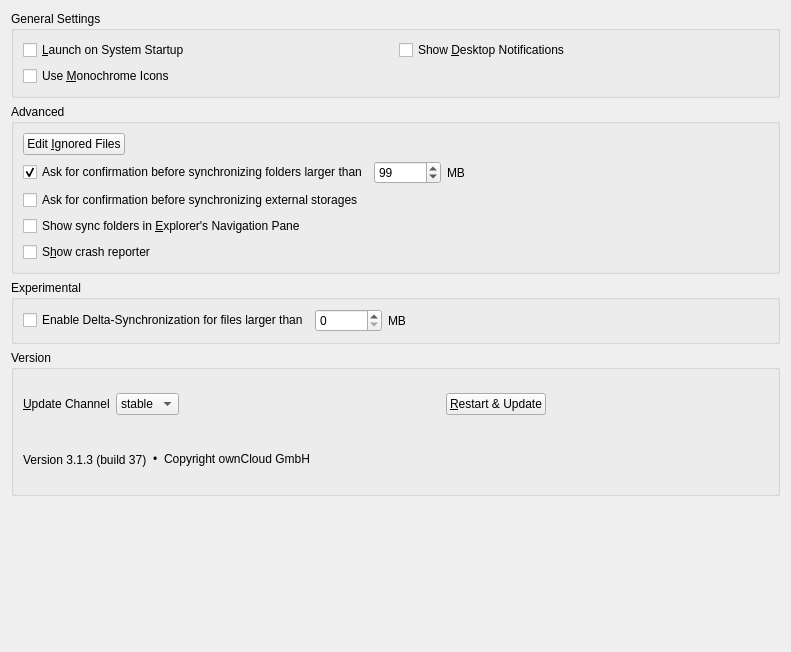
Above: src/gui/generalsettings.ui from nextcloud/desktop before the change. Below: the same form after it.
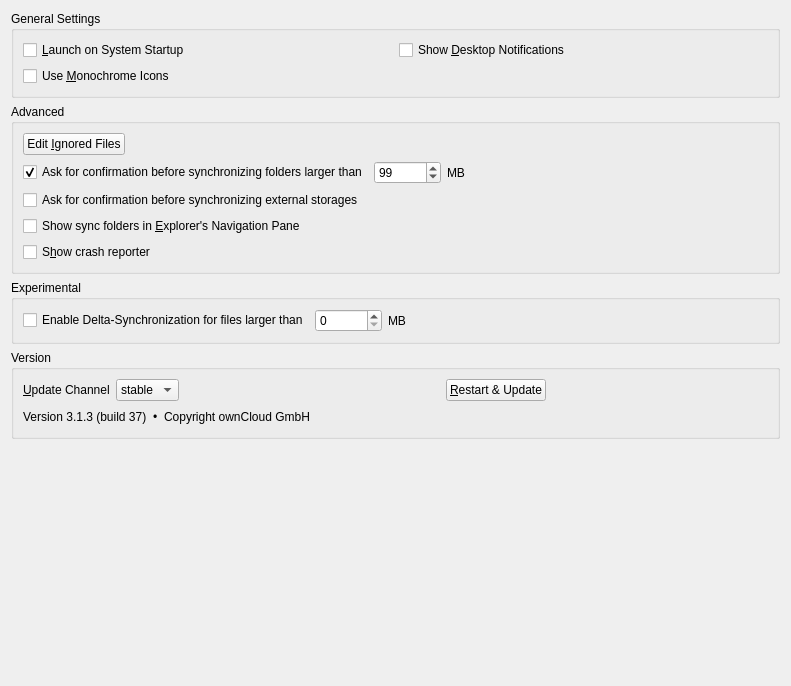
That is the form after the change.

Commit message:
generalsettings.ui: Edit with designer, rename the items
There were duplicated names (of layout and spacers) because of the
merge conflicts

```diff
--- a/src/gui/generalsettings.ui
+++ b/src/gui/generalsettings.ui
@@ -7,249 +7,14 @@
     <x>0</x>
     <y>0</y>
     <width>791</width>
-    <height>652</height>
+    <height>686</height>
    </rect>
   </property>
   <property name="windowTitle">
    <string>Form</string>
   </property>
-  <layout class="QGridLayout" name="gridLayout_3">
-   <item row="4" column="0">
-    <spacer name="verticalSpacer">
-     <property name="orientation">
-      <enum>Qt::Vertical</enum>
-     </property>
-     <property name="sizeHint" stdset="0">
-      <size>
-       <width>20</width>
-       <height>0</height>
-      </size>
-     </property>
-    </spacer>
-   </item>
-   <item row="2" column="0">
-    <widget class="QGroupBox" name="advancedGroupBox">
-     <property name="title">
-      <string>Experimental</string>
-     </property>
-     <layout class="QVBoxLayout" name="verticalLayout_2">
-      <item>
-       <layout class="QHBoxLayout" name="horizontalLayout_2">
-        <item>
-         <widget class="QCheckBox" name="deltaSyncCheckBox">
-          <property name="text">
-           <string>Enable Delta-Synchronization for files larger than</string>
-          </property>
-         </widget>
-        </item>
-        <item>
-         <widget class="QSpinBox" name="deltaSyncSpinBox">
-          <property name="maximum">
-           <number>999999</number>
-          </property>
-         </widget>
-        </item>
-        <item>
-         <widget class="QLabel" name="label_2">
-          <property name="text">
-           <string>MB</string>
-          </property>
-         </widget>
-        </item>
-        <item>
-         <spacer name="horizontalSpacer_2">
-          <property name="orientation">
-           <enum>Qt::Horizontal</enum>
-          </property>
-          <property name="sizeHint" stdset="0">
-           <size>
-            <width>40</width>
-            <height>20</height>
-           </size>
-          </property>
-         </spacer>
-        </item>
-       </layout>
-      </item>
-     </layout>
-    </widget>
-   </item>
-   <item row="4" column="0">
-    <widget class="QGroupBox" name="versionGroupBox">
-     <property name="title">
-      <string>Version</string>
-     </property>
-     <layout class="QVBoxLayout" name="verticalLayout_2">
-      <item>
-       <widget class="QWidget" name="updaterWidget" native="true">
-        <layout class="QHBoxLayout" name="horizontalLayout_5">
-         <property name="leftMargin">
-          <number>0</number>
-         </property>
-         <property name="topMargin">
-          <number>0</number>
-         </property>
-         <property name="rightMargin">
-          <number>0</number>
-         </property>
-         <property name="bottomMargin">
-          <number>0</number>
-         </property>
-         <item>
-          <widget class="QLabel" name="updateChannelLabel">
-           <property name="sizePolicy">
-            <sizepolicy hsizetype="Maximum" vsizetype="Preferred">
-             <horstretch>0</horstretch>
-             <verstretch>0</verstretch>
-            </sizepolicy>
-           </property>
-           <property name="text">
-            <string>&amp;Update Channel</string>
-           </property>
-           <property name="buddy">
-            <cstring>updateChannel</cstring>
-           </property>
-          </widget>
-         </item>
-         <item>
-          <widget class="QComboBox" name="updateChannel">
-           <property name="sizePolicy">
-            <sizepolicy hsizetype="Maximum" vsizetype="Fixed">
-             <horstretch>0</horstretch>
-             <verstretch>0</verstretch>
-            </sizepolicy>
-           </property>
-           <item>
-            <property name="text">
-             <string>stable</string>
-            </property>
-           </item>
-           <item>
-            <property name="text">
-             <string>beta</string>
-            </property>
-           </item>
-          </widget>
-         </item>
-         <item>
-          <widget class="QLabel" name="updateStateLabel">
-           <property name="text">
-            <string/>
-           </property>
-           <property name="wordWrap">
-            <bool>true</bool>
-           </property>
-           <property name="openExternalLinks">
-            <bool>true</bool>
-           </property>
-          </widget>
-         </item>
-         <item>
-          <widget class="QPushButton" name="restartButton">
-           <property name="sizePolicy">
-            <sizepolicy hsizetype="Maximum" vsizetype="Fixed">
-             <horstretch>0</horstretch>
-             <verstretch>0</verstretch>
-            </sizepolicy>
-           </property>
-           <property name="text">
-            <string>&amp;Restart &amp;&amp; Update</string>
-           </property>
-          </widget>
-         </item>
-         <item>
-          <spacer name="horizontalSpacer">
-           <property name="orientation">
-            <enum>Qt::Horizontal</enum>
-           </property>
-           <property name="sizeType">
-            <enum>QSizePolicy::Preferred</enum>
-           </property>
-           <property name="sizeHint" stdset="0">
-            <size>
-             <width>222</width>
-             <height>20</height>
-            </size>
-           </property>
-          </spacer>
-         </item>
-        </layout>
-       </widget>
-      </item>
-      <item>
-       <widget class="QWidget" name="versionInfoWidget" native="true">
-        <layout class="QHBoxLayout" name="horizontalLayout_2">
-         <property name="leftMargin">
-          <number>0</number>
-         </property>
-         <property name="topMargin">
-          <number>0</number>
-         </property>
-         <property name="rightMargin">
-          <number>0</number>
-         </property>
-         <property name="bottomMargin">
-          <number>0</number>
-         </property>
-         <item>
-          <widget class="QLabel" name="versionLabel">
-           <property name="cursor">
-            <cursorShape>PointingHandCursor</cursorShape>
-           </property>
-           <property name="text">
-            <string notr="true">Version 3.1.3 (build 37)</string>
-           </property>
-           <property name="textInteractionFlags">
-            <set>Qt::LinksAccessibleByMouse</set>
-           </property>
-          </widget>
-         </item>
-         <item>
-          <widget class="QLabel" name="copyrightLabelDotBefore">
-           <property name="cursor">
-            <cursorShape>ArrowCursor</cursorShape>
-           </property>
-           <property name="text">
-            <string>•</string>
-           </property>
-           <property name="textInteractionFlags">
-            <set>Qt::LinksAccessibleByMouse|Qt::TextSelectableByMouse</set>
-           </property>
-          </widget>
-         </item>
-         <item>
-          <widget class="QLabel" name="copyrightLabel">
-           <property name="cursor">
-            <cursorShape>ArrowCursor</cursorShape>
-           </property>
-           <property name="text">
-            <string notr="true">Copyright ownCloud GmbH</string>
-           </property>
-           <property name="textInteractionFlags">
-            <set>Qt::LinksAccessibleByMouse|Qt::TextSelectableByMouse</set>
-           </property>
-          </widget>
-         </item>
-         <item>
-          <spacer name="horizontalSpacer_2">
-           <property name="orientation">
-            <enum>Qt::Horizontal</enum>
-           </property>
-           <property name="sizeHint" stdset="0">
-            <size>
-             <width>40</width>
-             <height>20</height>
-            </size>
-           </property>
-          </spacer>
-         </item>
-        </layout>
-       </widget>
-      </item>
-     </layout>
-    </widget>
-   </item>
-   <item row="0" column="0">
+  <layout class="QVBoxLayout" name="verticalLayout_3">
+   <item>
     <widget class="QGroupBox" name="generalGroupBox">
      <property name="title">
       <string>General Settings</string>
@@ -282,8 +47,8 @@
      </layout>
     </widget>
    </item>
-   <item row="1" column="0">
-    <widget class="QGroupBox" name="groupBox">
+   <item>
+    <widget class="QGroupBox" name="advancedGroupBox">
      <property name="title">
       <string>Advanced</string>
      </property>
@@ -398,7 +163,229 @@
      </layout>
     </widget>
    </item>
-   <item row="5" column="0">
+   <item>
+    <widget class="QGroupBox" name="experimentalGroupBox">
+     <property name="title">
+      <string>Experimental</string>
+     </property>
+     <layout class="QVBoxLayout" name="verticalLayout_4">
+      <item>
+       <layout class="QHBoxLayout" name="horizontalLayout">
+        <item>
+         <widget class="QCheckBox" name="deltaSyncCheckBox">
+          <property name="text">
+           <string>Enable Delta-Synchronization for files larger than</string>
+          </property>
+         </widget>
+        </item>
+        <item>
+         <widget class="QSpinBox" name="deltaSyncSpinBox">
+          <property name="maximum">
+           <number>999999</number>
+          </property>
+         </widget>
+        </item>
+        <item>
+         <widget class="QLabel" name="label_2">
+          <property name="text">
+           <string>MB</string>
+          </property>
+         </widget>
+        </item>
+        <item>
+         <spacer name="horizontalSpacer_2">
+          <property name="orientation">
+           <enum>Qt::Horizontal</enum>
+          </property>
+          <property name="sizeHint" stdset="0">
+           <size>
+            <width>40</width>
+            <height>20</height>
+           </size>
+          </property>
+         </spacer>
+        </item>
+       </layout>
+      </item>
+     </layout>
+    </widget>
+   </item>
+   <item>
+    <widget class="QGroupBox" name="versionGroupBox">
+     <property name="title">
+      <string>Version</string>
+     </property>
+     <layout class="QVBoxLayout" name="verticalLayout_2">
+      <item>
+       <widget class="QWidget" name="updaterWidget" native="true">
+        <layout class="QHBoxLayout" name="horizontalLayout_5">
+         <property name="leftMargin">
+          <number>0</number>
+         </property>
+         <property name="topMargin">
+          <number>0</number>
+         </property>
+         <property name="rightMargin">
+          <number>0</number>
+         </property>
+         <property name="bottomMargin">
+          <number>0</number>
+         </property>
+         <item>
+          <widget class="QLabel" name="updateChannelLabel">
+           <property name="sizePolicy">
+            <sizepolicy hsizetype="Maximum" vsizetype="Preferred">
+             <horstretch>0</horstretch>
+             <verstretch>0</verstretch>
+            </sizepolicy>
+           </property>
+           <property name="text">
+            <string>&amp;Update Channel</string>
+           </property>
+           <property name="buddy">
+            <cstring>updateChannel</cstring>
+           </property>
+          </widget>
+         </item>
+         <item>
+          <widget class="QComboBox" name="updateChannel">
+           <property name="sizePolicy">
+            <sizepolicy hsizetype="Maximum" vsizetype="Fixed">
+             <horstretch>0</horstretch>
+             <verstretch>0</verstretch>
+            </sizepolicy>
+           </property>
+           <item>
+            <property name="text">
+             <string>stable</string>
+            </property>
+           </item>
+           <item>
+            <property name="text">
+             <string>beta</string>
+            </property>
+           </item>
+          </widget>
+         </item>
+         <item>
+          <widget class="QLabel" name="updateStateLabel">
+           <property name="text">
+            <string/>
+           </property>
+           <property name="wordWrap">
+            <bool>true</bool>
+           </property>
+           <property name="openExternalLinks">
+            <bool>true</bool>
+           </property>
+          </widget>
+         </item>
+         <item>
+          <widget class="QPushButton" name="restartButton">
+           <property name="sizePolicy">
+            <sizepolicy hsizetype="Maximum" vsizetype="Fixed">
+             <horstretch>0</horstretch>
+             <verstretch>0</verstretch>
+            </sizepolicy>
+           </property>
+           <property name="text">
+            <string>&amp;Restart &amp;&amp; Update</string>
+           </property>
+          </widget>
+         </item>
+         <item>
+          <spacer name="spacer_2">
+           <property name="orientation">
+            <enum>Qt::Horizontal</enum>
+           </property>
+           <property name="sizeType">
+            <enum>QSizePolicy::Preferred</enum>
+           </property>
+           <property name="sizeHint" stdset="0">
+            <size>
+             <width>222</width>
+             <height>20</height>
+            </size>
+           </property>
+          </spacer>
+         </item>
+        </layout>
+       </widget>
+      </item>
+      <item>
+       <widget class="QWidget" name="versionInfoWidget" native="true">
+        <layout class="QHBoxLayout" name="horizontalLayout_2">
+         <property name="leftMargin">
+          <number>0</number>
+         </property>
+         <property name="topMargin">
+          <number>0</number>
+         </property>
+         <property name="rightMargin">
+          <number>0</number>
+         </property>
+         <property name="bottomMargin">
+          <number>0</number>
+         </property>
+         <item>
+          <widget class="QLabel" name="versionLabel">
+           <property name="cursor">
+            <cursorShape>PointingHandCursor</cursorShape>
+           </property>
+           <property name="text">
+            <string notr="true">Version 3.1.3 (build 37)</string>
+           </property>
+           <property name="textInteractionFlags">
+            <set>Qt::LinksAccessibleByMouse</set>
+           </property>
+          </widget>
+         </item>
+         <item>
+          <widget class="QLabel" name="copyrightLabelDotBefore">
+           <property name="cursor">
+            <cursorShape>ArrowCursor</cursorShape>
+           </property>
+           <property name="text">
+            <string>•</string>
+           </property>
+           <property name="textInteractionFlags">
+            <set>Qt::LinksAccessibleByMouse|Qt::TextSelectableByMouse</set>
+           </property>
+          </widget>
+         </item>
+         <item>
+          <widget class="QLabel" name="copyrightLabel">
+           <property name="cursor">
+            <cursorShape>ArrowCursor</cursorShape>
+           </property>
+           <property name="text">
+            <string notr="true">Copyright ownCloud GmbH</string>
+           </property>
+           <property name="textInteractionFlags">
+            <set>Qt::LinksAccessibleByMouse|Qt::TextSelectableByMouse</set>
+           </property>
+          </widget>
+         </item>
+         <item>
+          <spacer name="spacer">
+           <property name="orientation">
+            <enum>Qt::Horizontal</enum>
+           </property>
+           <property name="sizeHint" stdset="0">
+            <size>
+             <width>40</width>
+             <height>20</height>
+            </size>
+           </property>
+          </spacer>
+         </item>
+        </layout>
+       </widget>
+      </item>
+     </layout>
+    </widget>
+   </item>
+   <item>
     <spacer name="verticalSpacer">
      <property name="orientation">
       <enum>Qt::Vertical</enum>
```
Left out of the diff: 2 changed lines with no effect on the pictures.
